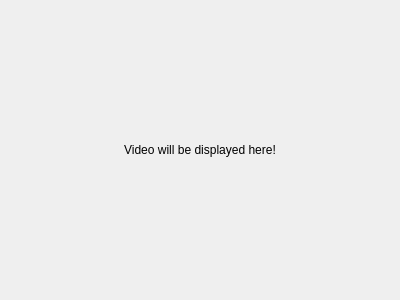
ayuyamo/gui-robot, file ui/vision.ui: the form before one commit.
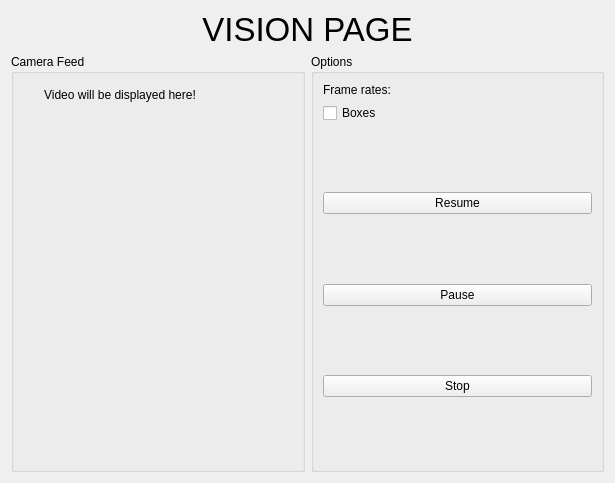
The form after the commit.

Commit message: organize mainwindow file code, fix vision code

What changed in the file:
```diff
--- a/ui/vision.ui
+++ b/ui/vision.ui
@@ -6,24 +6,170 @@
    <rect>
     <x>0</x>
     <y>0</y>
-    <width>400</width>
-    <height>300</height>
+    <width>615</width>
+    <height>483</height>
    </rect>
   </property>
   <property name="windowTitle">
    <string>Form</string>
   </property>
-  <layout class="QGridLayout" name="gridLayout">
+  <layout class="QGridLayout" name="gridLayout_3">
    <item row="0" column="0">
-    <widget class="QLabel" name="camera_feed">
+    <widget class="QLabel" name="label">
+     <property name="minimumSize">
+      <size>
+       <width>0</width>
+       <height>0</height>
+      </size>
+     </property>
+     <property name="baseSize">
+      <size>
+       <width>0</width>
+       <height>0</height>
+      </size>
+     </property>
+     <property name="font">
+      <font>
+       <pointsize>25</pointsize>
+      </font>
+     </property>
      <property name="text">
-      <string>Video will be displayed here!</string>
+      <string>VISION PAGE</string>
      </property>
      <property name="alignment">
       <set>Qt::AlignCenter</set>
      </property>
     </widget>
    </item>
+   <item row="1" column="0">
+    <layout class="QGridLayout" name="gridLayout_2">
+     <item row="0" column="0">
+      <widget class="QGroupBox" name="groupBox">
+       <property name="title">
+        <string>Camera Feed</string>
+       </property>
+       <widget class="QLabel" name="camera_feed">
+        <property name="geometry">
+         <rect>
+          <x>12</x>
+          <y>32</y>
+          <width>194</width>
+          <height>17</height>
+         </rect>
+        </property>
+        <property name="text">
+         <string>Video will be displayed here!</string>
+        </property>
+        <property name="alignment">
+         <set>Qt::AlignCenter</set>
+        </property>
+       </widget>
+      </widget>
+     </item>
+     <item row="0" column="1">
+      <widget class="QGroupBox" name="groupBox_2">
+       <property name="maximumSize">
+        <size>
+         <width>300</width>
+         <height>16777215</height>
+        </size>
+       </property>
+       <property name="title">
+        <string>Options</string>
+       </property>
+       <layout class="QGridLayout" name="gridLayout">
+        <item row="0" column="0">
+         <widget class="QLabel" name="frames_rate">
+          <property name="text">
+           <string>Frame rates: </string>
+          </property>
+         </widget>
+        </item>
+        <item row="1" column="0">
+         <widget class="QCheckBox" name="enable_boxes">
+          <property name="text">
+           <string>Boxes</string>
+          </property>
+         </widget>
+        </item>
+        <item row="2" column="0">
+         <spacer name="verticalSpacer">
+          <property name="orientation">
+           <enum>Qt::Vertical</enum>
+          </property>
+          <property name="sizeHint" stdset="0">
+           <size>
+            <width>20</width>
+            <height>50</height>
+           </size>
+          </property>
+         </spacer>
+        </item>
+        <item row="3" column="0">
+         <widget class="QPushButton" name="resume_button">
+          <property name="text">
+           <string>Resume</string>
+          </property>
+         </widget>
+        </item>
+        <item row="4" column="0">
+         <spacer name="verticalSpacer_2">
+          <property name="orientation">
+           <enum>Qt::Vertical</enum>
+          </property>
+          <property name="sizeHint" stdset="0">
+           <size>
+            <width>20</width>
+            <height>50</height>
+           </size>
+          </property>
+         </spacer>
+        </item>
+        <item row="5" column="0">
+         <widget class="QPushButton" name="pause_button">
+          <property name="text">
+           <string>Pause</string>
+          </property>
+         </widget>
+        </item>
+        <item row="6" column="0">
+         <spacer name="verticalSpacer_3">
+          <property name="orientation">
+           <enum>Qt::Vertical</enum>
+          </property>
+          <property name="sizeHint" stdset="0">
+           <size>
+            <width>20</width>
+            <height>50</height>
+           </size>
+          </property>
+         </spacer>
+        </item>
+        <item row="7" column="0">
+         <widget class="QPushButton" name="stop_button">
+          <property name="text">
+           <string>Stop</string>
+          </property>
+         </widget>
+        </item>
+        <item row="8" column="0">
+         <spacer name="verticalSpacer_4">
+          <property name="orientation">
+           <enum>Qt::Vertical</enum>
+          </property>
+          <property name="sizeHint" stdset="0">
+           <size>
+            <width>20</width>
+            <height>50</height>
+           </size>
+          </property>
+         </spacer>
+        </item>
+       </layout>
+      </widget>
+     </item>
+    </layout>
+   </item>
   </layout>
  </widget>
  <resources/>
```
The commit also changes 7 other files.
